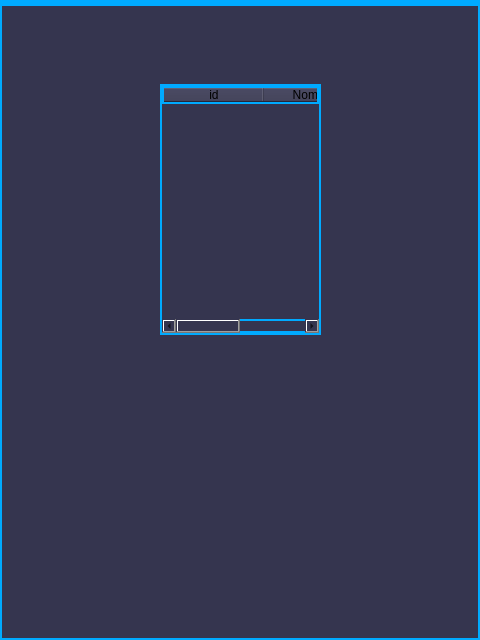
joanmera/Gameverse_Interface, file views/categoria.ui: the form before one commit.
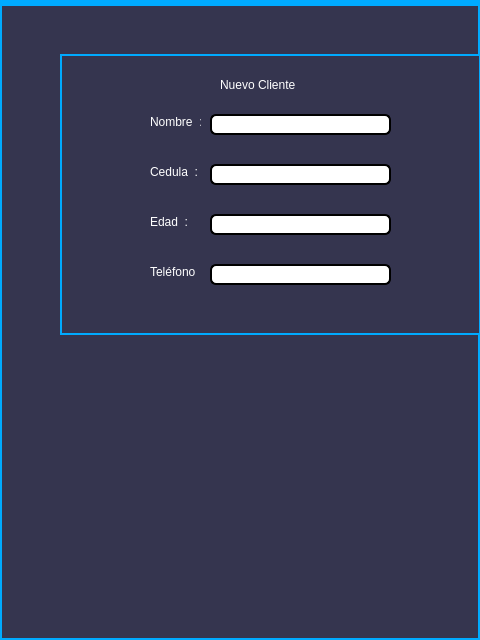
The form after the commit.

Commit message: implementacion registro cliente

```diff
--- a/views/categoria.ui
+++ b/views/categoria.ui
@@ -38,6 +38,178 @@
      </property>
     </column>
    </widget>
+   <widget class="QWidget" name="widget" native="true">
+    <property name="geometry">
+     <rect>
+      <x>60</x>
+      <y>50</y>
+      <width>421</width>
+      <height>281</height>
+     </rect>
+    </property>
+    <widget class="QLabel" name="label">
+     <property name="geometry">
+      <rect>
+       <x>90</x>
+       <y>60</y>
+       <width>51</width>
+       <height>16</height>
+      </rect>
+     </property>
+     <property name="styleSheet">
+      <string notr="true">color: rgb(255, 255, 255);
+border: 0px solid #00aaff; /* Contorno neon azul */</string>
+     </property>
+     <property name="text">
+      <string>Nombre  :</string>
+     </property>
+    </widget>
+    <widget class="QLabel" name="label_2">
+     <property name="geometry">
+      <rect>
+       <x>90</x>
+       <y>110</y>
+       <width>51</width>
+       <height>16</height>
+      </rect>
+     </property>
+     <property name="styleSheet">
+      <string notr="true">color: rgb(255, 255, 255);
+border: 0px solid #00aaff; /* Contorno neon azul */</string>
+     </property>
+     <property name="text">
+      <string>Cedula  :</string>
+     </property>
+    </widget>
+    <widget class="QLabel" name="label_3">
+     <property name="geometry">
+      <rect>
+       <x>90</x>
+       <y>160</y>
+       <width>51</width>
+       <height>16</height>
+      </rect>
+     </property>
+     <property name="styleSheet">
+      <string notr="true">color: rgb(255, 255, 255);
+border: 0px solid #00aaff; /* Contorno neon azul */</string>
+     </property>
+     <property name="text">
+      <string>Edad  :</string>
+     </property>
+    </widget>
+    <widget class="QLabel" name="label_4">
+     <property name="geometry">
+      <rect>
+       <x>90</x>
+       <y>210</y>
+       <width>51</width>
+       <height>16</height>
+      </rect>
+     </property>
+     <property name="styleSheet">
+      <string notr="true">color: rgb(255, 255, 255);
+border: 0px solid #00aaff; /* Contorno neon azul */</string>
+     </property>
+     <property name="text">
+      <string>Teléfono  :</string>
+     </property>
+    </widget>
+    <widget class="QLineEdit" name="lineEdit_4">
+     <property name="geometry">
+      <rect>
+       <x>150</x>
+       <y>210</y>
+       <width>181</width>
+       <height>21</height>
+      </rect>
+     </property>
+     <property name="styleSheet">
+      <string notr="true">background-color: rgb(255, 255, 255);
+color: rgb(0, 0, 0);
+border-radius: 6px;
+border: 2px solid black;</string>
+     </property>
+     <property name="text">
+      <string/>
+     </property>
+    </widget>
+    <widget class="QLineEdit" name="lineEdit_5">
+     <property name="geometry">
+      <rect>
+       <x>150</x>
+       <y>160</y>
+       <width>181</width>
+       <height>21</height>
+      </rect>
+     </property>
+     <property name="styleSheet">
+      <string notr="true">background-color: rgb(255, 255, 255);
+color: rgb(0, 0, 0);
+border-radius: 6px;
+border: 2px solid black;</string>
+     </property>
+     <property name="text">
+      <string/>
+     </property>
+    </widget>
+    <widget class="QLineEdit" name="lineEdit_6">
+     <property name="geometry">
+      <rect>
+       <x>150</x>
+       <y>110</y>
+       <width>181</width>
+       <height>21</height>
+      </rect>
+     </property>
+     <property name="styleSheet">
+      <string notr="true">background-color: rgb(255, 255, 255);
+color: rgb(0, 0, 0);
+border-radius: 6px;
+border: 2px solid black;</string>
+     </property>
+     <property name="text">
+      <string/>
+     </property>
+    </widget>
+    <widget class="QLineEdit" name="lineEdit_7">
+     <property name="geometry">
+      <rect>
+       <x>150</x>
+       <y>60</y>
+       <width>181</width>
+       <height>21</height>
+      </rect>
+     </property>
+     <property name="styleSheet">
+      <string notr="true">background-color: rgb(255, 255, 255);
+color: rgb(0, 0, 0);
+border-radius: 6px;
+border: 2px solid black;</string>
+     </property>
+     <property name="text">
+      <string/>
+     </property>
+    </widget>
+    <widget class="QLabel" name="label_5">
+     <property name="geometry">
+      <rect>
+       <x>160</x>
+       <y>10</y>
+       <width>231</width>
+       <height>41</height>
+      </rect>
+     </property>
+     <property name="styleSheet">
+      <string notr="true">font: 87 20pt &quot;Arial Black&quot;;
+color: rgb(255, 255, 255);
+border: 0px</string>
+     </property>
+     <property name="text">
+      <string>Nuevo Cliente</string>
+     </property>
+    </widget>
+   </widget>
   </widget>
   <widget class="QMenuBar" name="menubar">
    <property name="geometry">
```
The commit also changes 6 other files.
